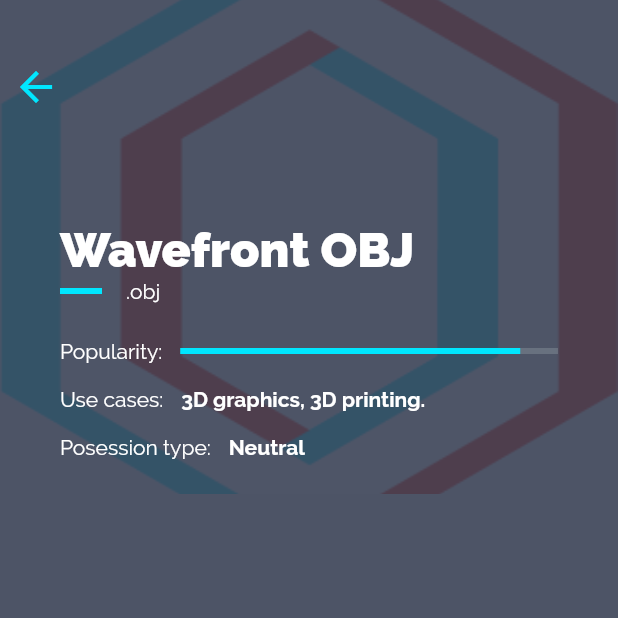
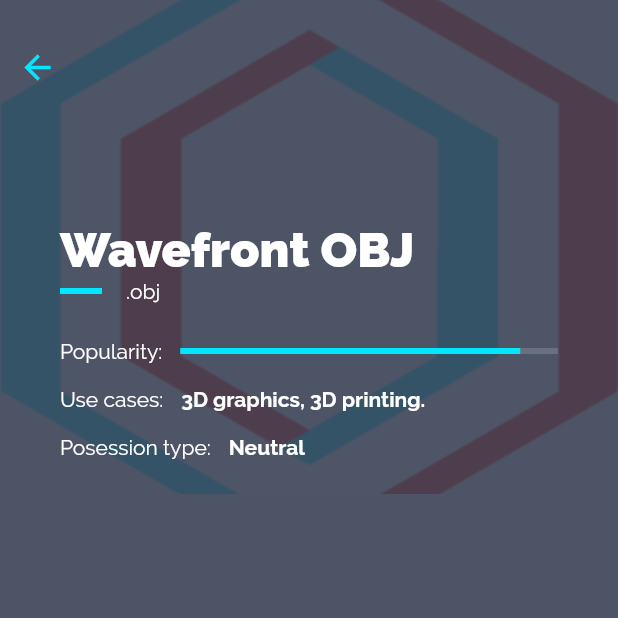
Before and after one commit to oddestdan/penumbra_kb, a Flutter app: the screen it shows after launch, after a tap on "Wavefront OBJ", on a phone screen of 412 x 824 dp, the top half of it. Run offline on Flutter 3.47's test engine with Material 2 defaults, Android fonts, the phone set to English and light mode, and no system bars.

Commit message:
Add webview_flutter_plugin support, minor styling improvements

```diff
--- a/lib/pages/detail_page.dart
+++ b/lib/pages/detail_page.dart
@@ -147,8 +147,8 @@ class DetailPage extends StatelessWidget {
           ),
         ),
         Positioned(
-          left: 8.0,
-          top: 42.0,
+          left: 12.0,
+          top: 32.0,
           child: InkWell(
             onTap: () {
               Navigator.pop(context);
@@ -156,7 +156,7 @@ class DetailPage extends StatelessWidget {
             child: Icon(
               Icons.arrow_back,
               color: Color(0xff00e7ff),
-              size: 32.0,
+              size: 26.0,
             ),
           ),
         ),
--- a/pubspec.yaml
+++ b/pubspec.yaml
@@ -24,6 +24,9 @@ dependencies:
   # Use with the CupertinoIcons class for iOS style icons.
   cupertino_icons: ^0.1.2
   url_launcher: ^5.4.2
+  webview_flutter: ^0.1.1
+
+  flutter_webview_plugin: ^0.3.11
 
 dev_dependencies:
   flutter_test:
```
Also changed, not shown: pubspec.lock.
